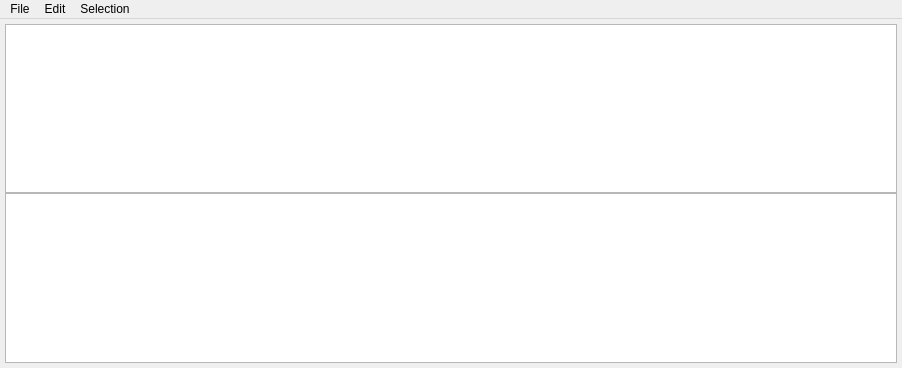
This is src/csapex/ui/evaluation_window.ui in cogsys-tuebingen/csapex as Qt 5 draws it before an edit. The edited form follows.
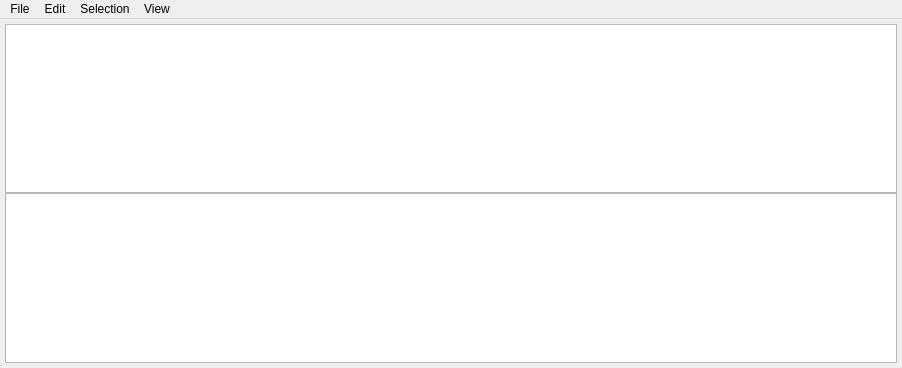
This is the edited form.

Diff of the .ui file:
```diff
--- a/src/csapex/ui/evaluation_window.ui
+++ b/src/csapex/ui/evaluation_window.ui
@@ -81,9 +81,16 @@
     <addaction name="actionSelect_all"/>
     <addaction name="actionClear_selection"/>
    </widget>
+   <widget class="QMenu" name="menuView">
+    <property name="title">
+     <string>View</string>
+    </property>
+    <addaction name="actionGrid"/>
+   </widget>
    <addaction name="menuFile"/>
    <addaction name="menuEdit"/>
    <addaction name="menuSelection"/>
+   <addaction name="menuView"/>
   </widget>
   <action name="actionSave">
    <property name="text">
```
Left out of the diff: 11 changed lines with no effect on the pictures.
